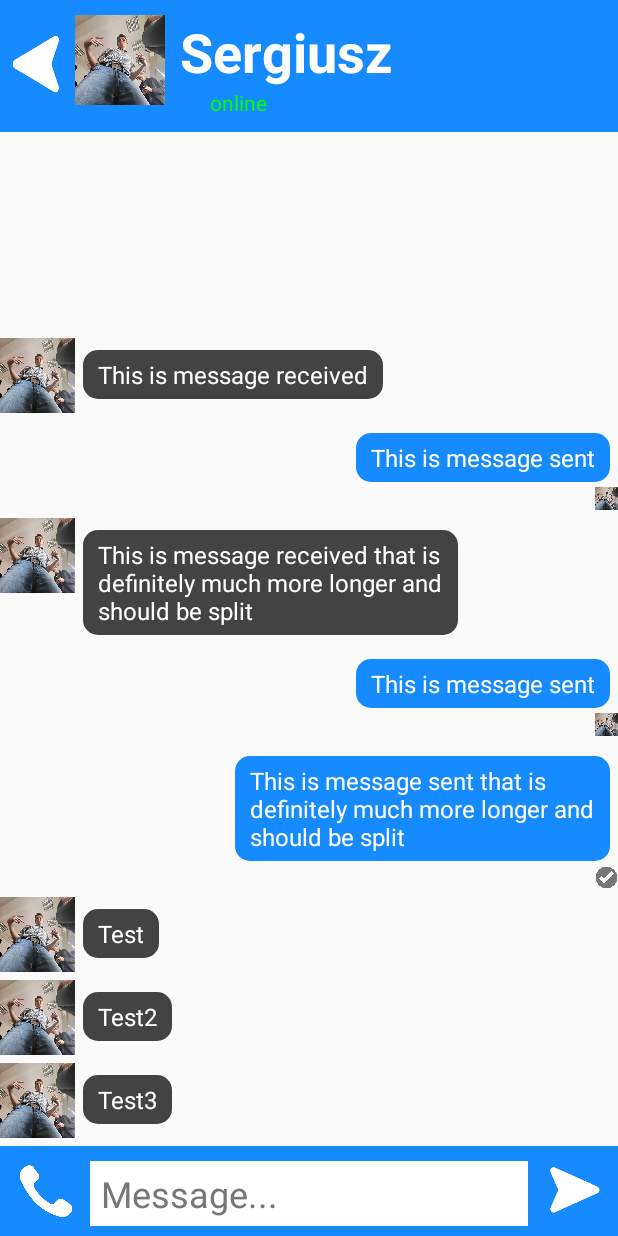
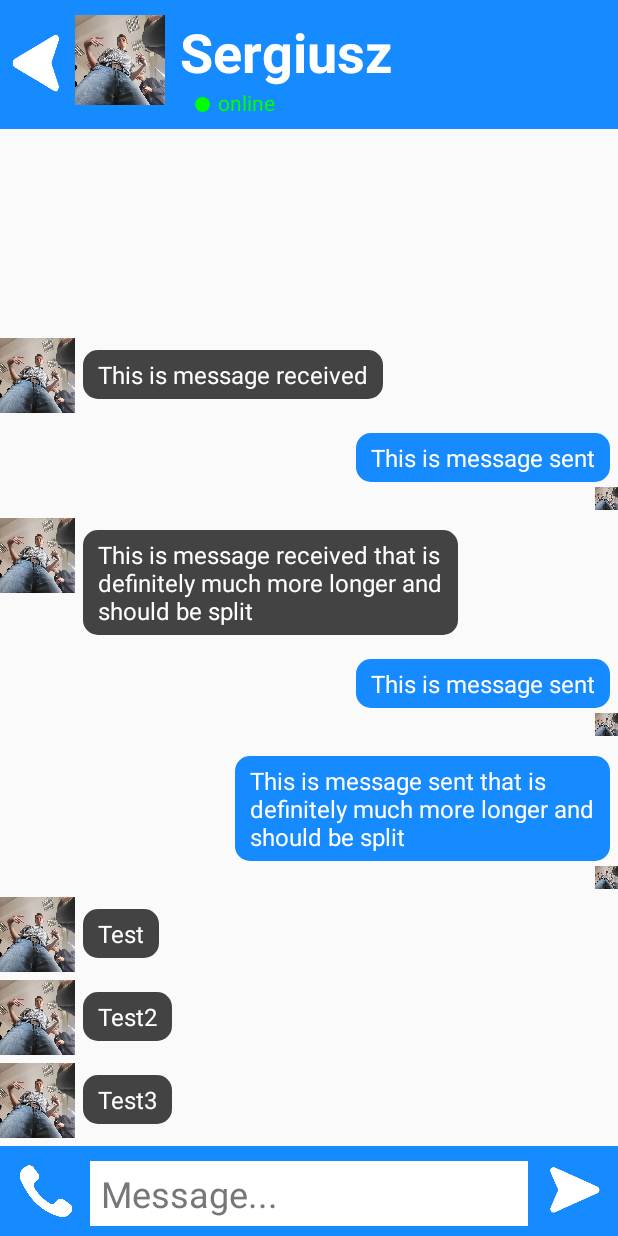
Before and after one commit to Piqulsky/FakeChat, an Android app: the screen it shows after launch (MainActivity), on a phone screen of 412 x 824 dp. Run offline under Robolectric (Android 15) with nearby library versions, the phone set to English and light mode, and no system bars; pictures from the network do not load.

Commit message:
Added activity dot and automatic message reading

```diff
--- a/app/src/main/java/com/example/fakechat/ChatData.java
+++ b/app/src/main/java/com/example/fakechat/ChatData.java
@@ -56,7 +56,7 @@ public class ChatData implements Serializable {
     public ArrayList<DelayedData> getDelayedData(){
         return delayedData;
     }
-    public void setDelayedData(ArrayList<DelayedData> delayedData){
-        this.delayedData = delayedData;
+    public void readAllMessages(){
+        messagesData.forEach(messageData -> messageData.setRead(true));
     }
 }
--- a/app/src/main/java/com/example/fakechat/messages/MainActivity.java
+++ b/app/src/main/java/com/example/fakechat/messages/MainActivity.java
@@ -17,6 +17,7 @@ import android.graphics.Color;
 import android.graphics.PorterDuff;
 import android.net.Uri;
 import android.os.Bundle;
+import android.view.View;
 import android.view.inputmethod.InputMethodManager;
 import android.widget.EditText;
 import android.widget.ImageButton;
@@ -100,10 +101,15 @@ public class MainActivity extends AppCompatActivity {
 
         TextView textViewActivity = findViewById(R.id.textViewActivity);
         textViewActivity.setText(appData.get(receiver).getActivity());
-        if(appData.get(receiver).getActivity().equals("online"))
+        View activityDot = findViewById(R.id.activityDot);
+        if(appData.get(receiver).getActivity().equals("online")){
+            activityDot.getBackground().setColorFilter(Color.GREEN, PorterDuff.Mode.MULTIPLY);
             textViewActivity.setTextColor(Color.GREEN);
-        else
+        }
+        else{
+            activityDot.getBackground().setColorFilter(Color.parseColor(primaryHex), PorterDuff.Mode.MULTIPLY);
             textViewActivity.setTextColor(Color.parseColor(primaryHex));
+        }
         appData.get(receiver).setRead(true);
 
         ImageView imageViewAvatar = findViewById(R.id.imageViewReceiver);
@@ -124,6 +130,7 @@ public class MainActivity extends AppCompatActivity {
 
         appData.get(receiver).getDelayedData().forEach(delayedData -> {
             recyclerView.postDelayed(() -> {
+                appData.get(receiver).readAllMessages();
                 addToRecyclerData(new MessageData(MessageData.LAYOUT_MESSAGE_RECEIVED, delayedData.getMessage()));
             }, Math.round(delayedData.getSeconds()*1000+1000));
         });
@@ -209,6 +216,7 @@ public class MainActivity extends AppCompatActivity {
     public void addToRecyclerData(MessageData messageData){
         appData.get(receiver).addMessageData(messageData);
         recyclerView.scrollToPosition(recyclerAdapter.getItemCount() - 1);
+        recyclerView.getAdapter().notifyDataSetChanged();
     }
     ActivityResultLauncher<String> getImage = registerForActivityResult(new ActivityResultContracts.GetContent(), uri -> {
         try {
--- /dev/null
+++ b/app/src/main/res/drawable/activity_dot.xml
@@ -0,0 +1,8 @@
+<?xml version="1.0" encoding="utf-8"?>
+<selector xmlns:android="http://schemas.android.com/apk/res/android">
+    <item>
+        <shape android:shape="oval">
+            <solid android:color="#FFFFFF" />
+        </shape>
+    </item>
+</selector>
--- a/app/src/main/res/layout/activity_main.xml
+++ b/app/src/main/res/layout/activity_main.xml
@@ -76,14 +76,29 @@
                     android:textSize="36sp"
                     android:textStyle="bold" />
 
-                <TextView
-                    android:id="@+id/textViewActivity"
+                <LinearLayout
                     android:layout_width="match_parent"
                     android:layout_height="wrap_content"
-                    android:paddingStart="30sp"
-                    android:paddingBottom="10sp"
-                    android:text="Activity"
-                    android:textColor="#FFFFFF" />
+                    android:orientation="horizontal">
+
+                    <View
+                        android:id="@+id/activityDot"
+                        android:layout_width="10sp"
+                        android:layout_height="10sp"
+                        android:layout_marginStart="20sp"
+                        android:layout_marginTop="6sp"
+                        android:background="@drawable/activity_dot" />
+
+                    <TextView
+                        android:id="@+id/textViewActivity"
+                        android:layout_width="match_parent"
+                        android:layout_height="wrap_content"
+                        android:paddingStart="5sp"
+                        android:paddingBottom="8sp"
+                        android:text="Activity"
+                        android:textColor="#FFFFFF" />
+                </LinearLayout>
+
             </LinearLayout>
 
         </LinearLayout>
```
